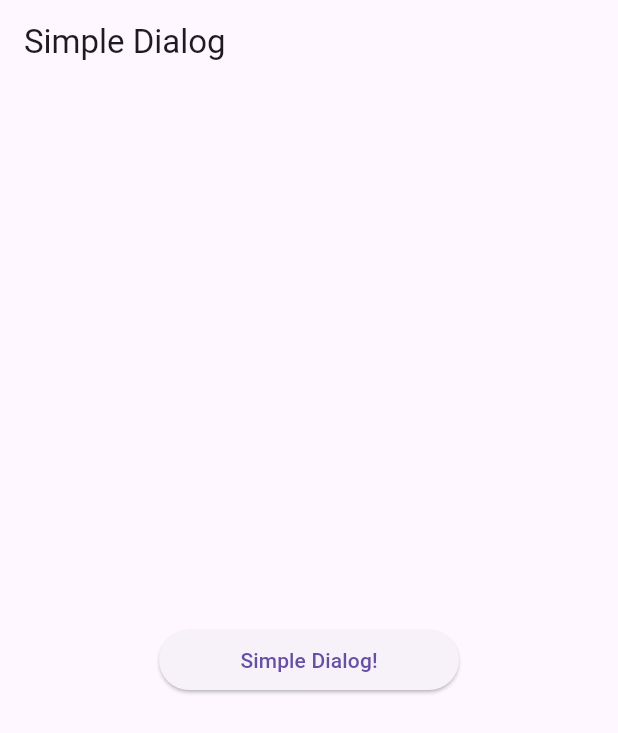
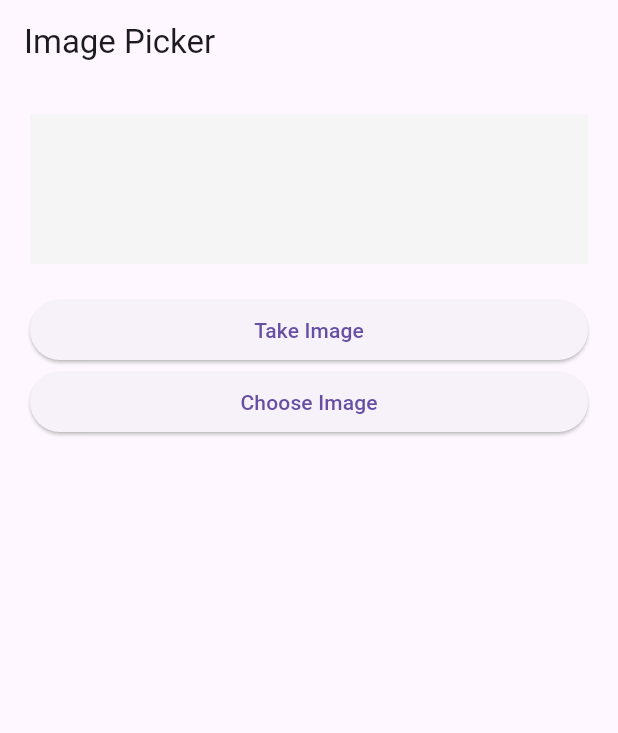
Before and after one commit to KevinMaulanaAtmaja/learn-flutter, a Flutter app: the screen it shows after launch, on a phone screen of 412 x 824 dp. Shown: the top 733 px of the screen. Run offline on Flutter 3.47's test engine with Material 3 defaults, Android fonts, the phone set to English and light mode, and no system bars; our stand-ins replace google_fonts, image_picker, material_design_icons_flutter.

Commit message:
ImagePicker
ImagePicker, image_picker lib, XFile, FileImage, File, ImageSource, camera, gallery

```diff
--- /dev/null
+++ b/lib/25_image_picker.dart
@@ -0,0 +1,64 @@
+import 'dart:io';
+import 'package:flutter/material.dart';
+import 'package:image_picker/image_picker.dart';
+
+class ImagePickers extends StatefulWidget {
+  const ImagePickers({super.key});
+
+  @override
+  State<ImagePickers> createState() => _ImagePickersState();
+}
+
+class _ImagePickersState extends State<ImagePickers> {
+  XFile? image;
+
+  @override
+  Widget build(BuildContext context) {
+    return Scaffold(
+      appBar: AppBar(title: const Text("Image Picker")),
+      body: Padding(
+        padding: const EdgeInsets.all(20),
+        child: ListView(
+          children: [
+            Container(
+              width: double.infinity,
+              height: 100,
+              decoration: BoxDecoration(
+                color: image == null ? Colors.grey.shade100 : null,
+                image: image != null
+                    ? DecorationImage(image: FileImage(File(image!.path)))
+                    : null,
+              ),
+            ),
+            const SizedBox(height: 20),
+            ElevatedButton(
+              onPressed: () async {
+                // ImageSource.gallery
+                ImagePicker().pickImage(source: ImageSource.camera).then((
+                  value,
+                ) {
+                  setState(() {
+                    image = value;
+                  });
+                });
+              },
+              child: const Text("Take Image"),
+            ),
+            ElevatedButton(
+              onPressed: () async {
+                ImagePicker().pickImage(source: ImageSource.gallery).then((
+                  value,
+                ) {
+                  setState(() {
+                    image = value;
+                  });
+                });
+              },
+              child: const Text("Choose Image"),
+            ),
+          ],
+        ),
+      ),
+    );
+  }
+}
--- a/lib/main.dart
+++ b/lib/main.dart
@@ -21,7 +21,8 @@
 // import 'package:bljar_flutter/22_about_dialog.dart';
 // import 'package:flutter/foundation.dart';
 // import 'package:bljar_flutter/23_alert_dialog.dart';
-import 'package:bljar_flutter/24_simple_dialog.dart';
+// import 'package:bljar_flutter/24_simple_dialog.dart';
+import 'package:bljar_flutter/25_image_picker.dart';
 import 'package:flutter/material.dart';
 
 void main() {
@@ -62,7 +63,8 @@ class MyApp extends StatelessWidget {
       // home: FirstPage(),
       // home: AboutDialogs(),
       // home: AlertDialogs(),
-      home: SimpleDialogs(),
+      // home: SimpleDialogs(),
+      home: ImagePickers(),
     );
   }
 }
--- a/pubspec.yaml
+++ b/pubspec.yaml
@@ -32,6 +32,7 @@ dependencies:
     sdk: flutter
   google_fonts: ^6.3.2
   material_design_icons_flutter: ^7.0.7296
+  image_picker: ^1.2.0
 
   # The following adds the Cupertino Icons font to your application.
   # Use with the CupertinoIcons class for iOS style icons.
```
Also changed, not shown: pubspec.lock, 2 other files.
